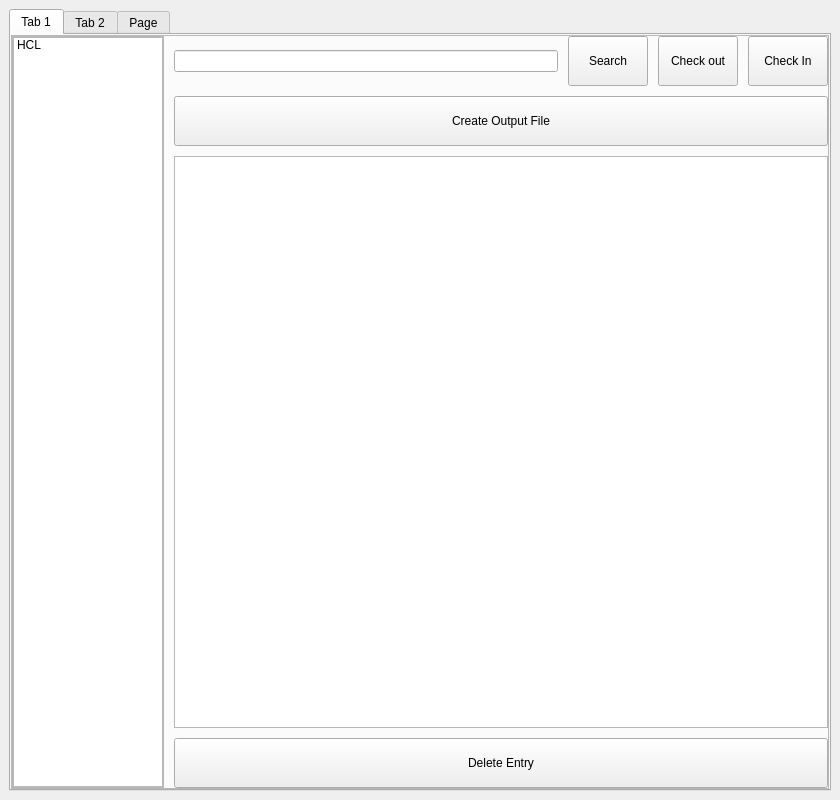
First picture: the form in GUI/GUI.ui, repository therealmartytheparty/ChemVentory, before the edit.
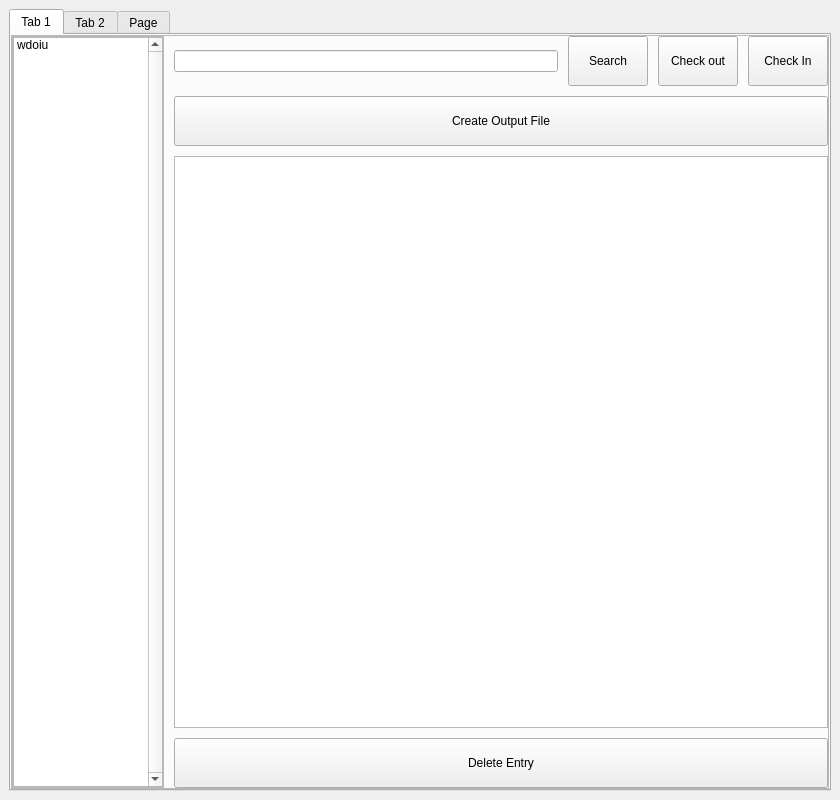
Second picture: the form after the edit.

```diff
--- a/GUI/GUI.ui
+++ b/GUI/GUI.ui
@@ -225,6 +225,18 @@
                 <property name="tabletTracking">
                  <bool>true</bool>
                 </property>
+                <property name="contextMenuPolicy">
+                 <enum>Qt::ActionsContextMenu</enum>
+                </property>
+                <property name="acceptDrops">
+                 <bool>true</bool>
+                </property>
+                <property name="layoutDirection">
+                 <enum>Qt::LeftToRight</enum>
+                </property>
+                <property name="verticalScrollBarPolicy">
+                 <enum>Qt::ScrollBarAlwaysOn</enum>
+                </property>
                 <property name="iconSize">
                  <size>
                   <width>0</width>
@@ -246,16 +258,42 @@
                 <property name="itemAlignment">
                  <set>Qt::AlignLeading</set>
                 </property>
+                <property name="currentRow">
+                 <number>-1</number>
+                </property>
+                <property name="sortingEnabled">
+                 <bool>true</bool>
+                </property>
                 <item>
                  <property name="text">
                   <string>Base</string>
                  </property>
                 </item>
+                <item>
+                 <property name="text">
+                  <string>eqwoi</string>
+                 </property>
+                </item>
+                <item>
+                 <property name="text">
+                  <string>ewoi</string>
+                 </property>
+                </item>
+                <item>
+                 <property name="text">
+                  <string>ewoi</string>
+                 </property>
+                </item>
                 <item>
                  <property name="text">
                   <string>HCL</string>
                  </property>
                 </item>
+                <item>
+                 <property name="text">
+                  <string>wdoiu</string>
+                 </property>
+                </item>
                </widget>
               </item>
              </layout>
```
Left out of the diff: 3 changed lines with no effect on the pictures.
